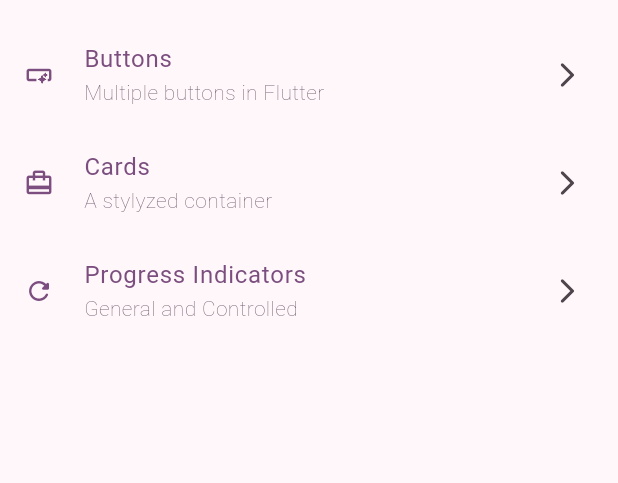
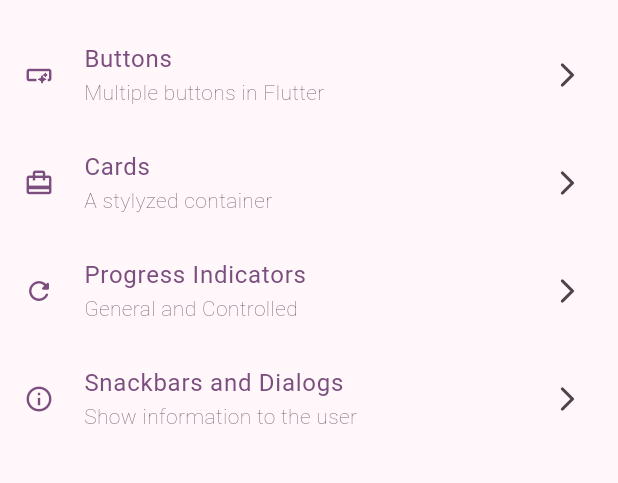
Before and after one commit to prodriguezr/flutter-widgets_app, a Flutter app: the screen it shows after launch, on a phone screen of 412 x 824 dp, the part 63-546 px from its top. Run offline on Flutter 3.47's test engine with Material 3 defaults, Android fonts, the phone set to English and light mode, and no system bars; our stand-ins replace go_router.

Commit message:
Snackbars and dialogs finished

```diff
--- a/lib/config/menu/menu_items.dart
+++ b/lib/config/menu/menu_items.dart
@@ -38,4 +38,11 @@ List<MenuItem> appMenuItems = <MenuItem>[
     icon: Icons.refresh_rounded,
     screen: 'ProgressScreen',
   ),
+  const MenuItem(
+    title: 'Snackbars and Dialogs',
+    subtitle: 'Show information to the user',
+    link: '/snackbars',
+    icon: Icons.info_outlined,
+    screen: 'SnackbarScreen',
+  ),
 ];
--- a/lib/config/routes/app_router.dart
+++ b/lib/config/routes/app_router.dart
@@ -24,5 +24,10 @@ final appRouter = GoRouter(
       name: ProgressScreen.name,
       builder: (context, state) => const ProgressScreen(),
     ),
+    GoRoute(
+      path: '/snackbars',
+      name: SnackbarScreen.name,
+      builder: (context, state) => const SnackbarScreen(),
+    ),
   ],
 );
--- a/lib/main.dart
+++ b/lib/main.dart
@@ -12,6 +12,7 @@ class MainApp extends StatelessWidget {
   @override
   Widget build(BuildContext context) {
     return MaterialApp.router(
+      title: 'Flutter Widgets',
       routerConfig: appRouter,
       debugShowCheckedModeBanner: false,
       theme: AppTheme(selectedColor: 4).getTheme(),
```
Also changed, not shown: lib/presentation/screens/snackbar/snackbar_screen.dart (+78 -1 lines).
